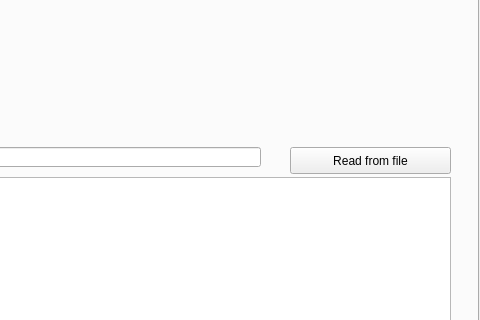
pythcoiner/SeedQReader, file form.ui: the form before one commit; both pictures show x 332 to 812 and y 199 to 519 of the 812 by 666 pixel window.
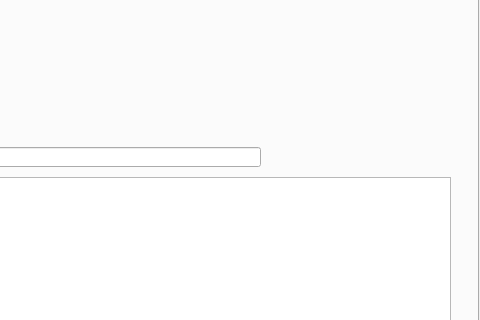
The form after the commit. The open tabs and pages were chosen to show the change.

```diff
--- a/form.ui
+++ b/form.ui
@@ -91,19 +91,6 @@
        <string>Start Read</string>
       </property>
      </widget>
-     <widget class="QPushButton" name="read_from_file">
-      <property name="geometry">
-       <rect>
-        <x>620</x>
-        <y>320</y>
-        <width>161</width>
-        <height>27</height>
-       </rect>
-      </property>
-      <property name="text">
-       <string>Read from file</string>
-      </property>
-     </widget>
      <widget class="QComboBox" name="combo_camera">
       <property name="geometry">
        <rect>
```
Left out of the diff: 2 changed lines with no effect on the pictures.
